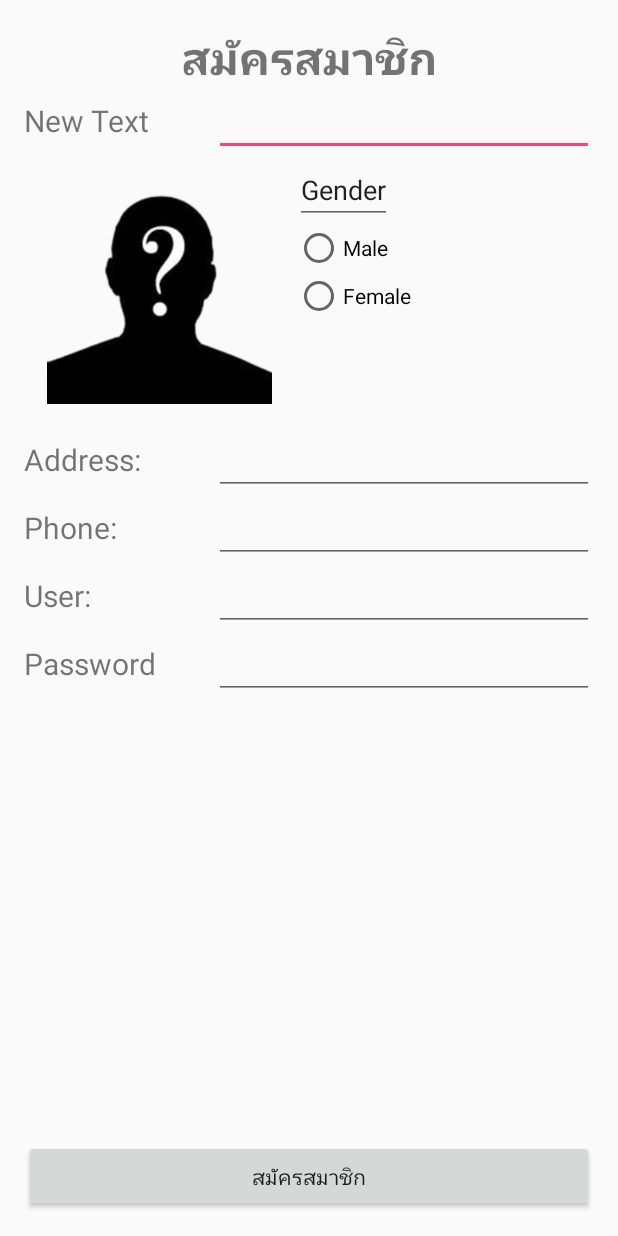
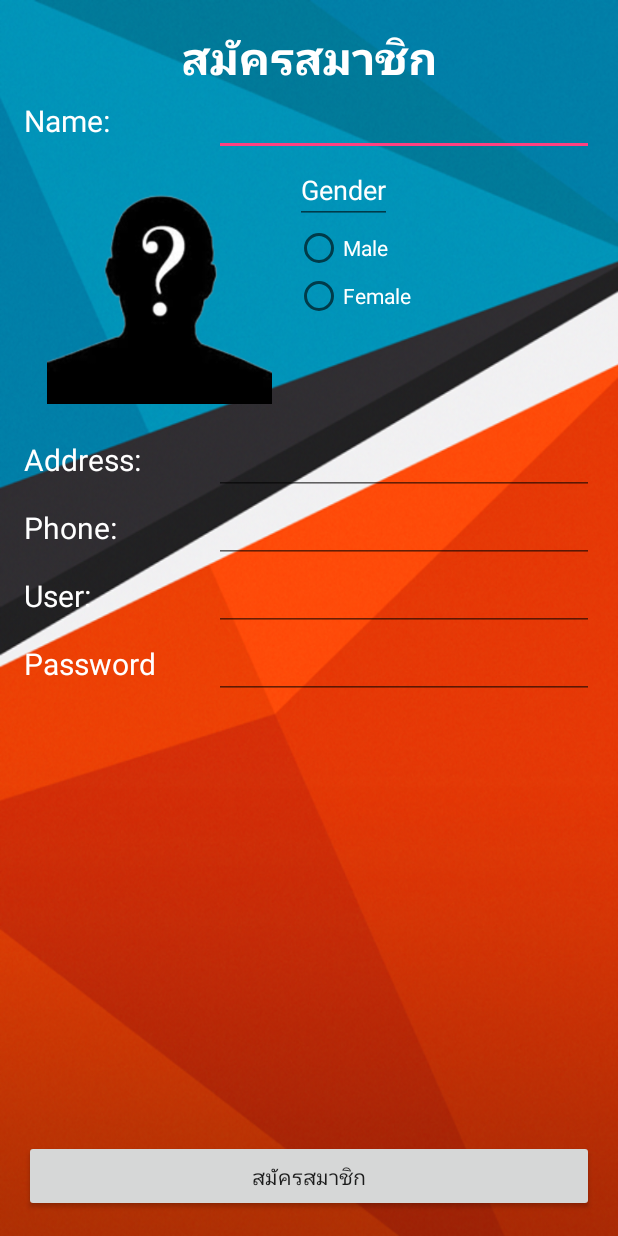
Before and after one commit to bankadulphat/SUT-Friend, an Android app: the SingUpActivity screen opened directly, with no data from a screen before it, on a phone screen of 412 x 824 dp. Run offline under Robolectric (Android 15) with nearby library versions, the phone set to English and light mode, and no system bars.

```diff
--- a/app/src/main/java/android/sut/androidtest/sutfriend/SingUpActivity.java
+++ b/app/src/main/java/android/sut/androidtest/sutfriend/SingUpActivity.java
@@ -1,13 +1,30 @@
 package android.sut.androidtest.sutfriend;
 
+import android.graphics.drawable.RippleDrawable;
 import android.support.v7.app.AppCompatActivity;
 import android.os.Bundle;
+import android.widget.EditText;
 
 public class SingUpActivity extends AppCompatActivity {
+
+    // explicit ประกาศตัวแปร
+    private EditText nameEditText, addressEditText, phoneEditText, userEditText, passwordEditText;
+    private String nameString, addressString, phoneString, userString, passwordString, genderString,
+    imageString;
+
 
     @Override
     protected void onCreate(Bundle savedInstanceState) {
         super.onCreate(savedInstanceState);
         setContentView(R.layout.activity_sing_up);
-    }
-}
+
+       //bind widget ผูกตัวแปร
+        nameEditText = (EditText) findViewById(R.id.editText );
+        addressEditText = (EditText) findViewById(R.id.editText3);
+        phoneEditText = (EditText) findViewById(R.id.editText4);
+        userEditText = (EditText) findViewById(R.id.editText5);
+        passwordEditText = (EditText) findViewById(R.id.editText6);
+
+    } //main method
+
+}// main class
--- a/app/src/main/res/layout/activity_sing_up.xml
+++ b/app/src/main/res/layout/activity_sing_up.xml
@@ -7,7 +7,8 @@
     android:paddingLeft="@dimen/activity_horizontal_margin"
     android:paddingRight="@dimen/activity_horizontal_margin"
     android:paddingTop="@dimen/activity_vertical_margin"
-    tools:context="android.sut.androidtest.sutfriend.SingUpActivity">
+    tools:context="android.sut.androidtest.sutfriend.SingUpActivity"
+    android:background="@drawable/wallpapers_a_02">
 
     <Button
         android:layout_width="match_parent"
@@ -29,7 +30,8 @@
             android:id="@+id/textView"
             android:textSize="@dimen/h1"
             android:textStyle="bold"
-            android:layout_gravity="center_horizontal" />
+            android:layout_gravity="center_horizontal"
+            android:textColor="@color/aText" />
 
         <LinearLayout
             android:orientation="horizontal"
@@ -39,16 +41,18 @@
             <TextView
                 android:layout_width="match_parent"
                 android:layout_height="wrap_content"
-                android:text="New Text"
+                android:text="Name:"
                 android:id="@+id/textView2"
                 android:textSize="@dimen/h2"
-                android:layout_weight="2" />
+                android:layout_weight="2"
+                android:textColor="@color/aText" />
 
             <EditText
                 android:layout_width="match_parent"
                 android:layout_height="wrap_content"
                 android:id="@+id/editText"
-                android:layout_weight="1" />
+                android:layout_weight="1"
+                android:textColor="@color/aText" />
 
         </LinearLayout>
 
@@ -73,7 +77,8 @@
                     android:layout_width="wrap_content"
                     android:layout_height="wrap_content"
                     android:id="@+id/editText2"
-                    android:text="Gender" />
+                    android:text="Gender"
+                    android:textColor="@color/aText" />
 
                 <RadioGroup
                     android:layout_width="wrap_content"
@@ -84,13 +89,15 @@
                         android:layout_width="wrap_content"
                         android:layout_height="wrap_content"
                         android:text="Male"
-                        android:id="@+id/radioButton" />
+                        android:id="@+id/radioButton"
+                        android:textColor="@color/aText" />
 
                     <RadioButton
                         android:layout_width="wrap_content"
                         android:layout_height="wrap_content"
                         android:text="Female"
-                        android:id="@+id/radioButton2" />
+                        android:id="@+id/radioButton2"
+                        android:textColor="@color/aText" />
                 </RadioGroup>
             </LinearLayout>
 
@@ -107,13 +114,15 @@
                 android:text="Address:"
                 android:id="@+id/textView3"
                 android:textSize="@dimen/h2"
-                android:layout_weight="2" />
+                android:layout_weight="2"
+                android:textColor="@color/aText" />
 
             <EditText
                 android:layout_width="match_parent"
                 android:layout_height="wrap_content"
                 android:id="@+id/editText3"
-                android:layout_weight="1" />
+                android:layout_weight="1"
+                android:textColor="@color/aText" />
         </LinearLayout>
 
         <LinearLayout
@@ -127,13 +136,15 @@
                 android:text="Phone:"
                 android:id="@+id/textView4"
                 android:textSize="@dimen/h2"
-                android:layout_weight="2" />
+                android:layout_weight="2"
+                android:textColor="@color/aText" />
 
             <EditText
                 android:layout_width="match_parent"
                 android:layout_height="wrap_content"
                 android:id="@+id/editText4"
-                android:layout_weight="1" />
+                android:layout_weight="1"
+                android:textColor="@color/aText" />
         </LinearLayout>
 
         <LinearLayout
@@ -147,13 +158,15 @@
                 android:text="User:"
                 android:id="@+id/textView5"
                 android:textSize="@dimen/h2"
-                android:layout_weight="2" />
+                android:layout_weight="2"
+                android:textColor="@color/aText" />
 
             <EditText
                 android:layout_width="match_parent"
                 android:layout_height="wrap_content"
                 android:id="@+id/editText5"
-                android:layout_weight="1" />
+                android:layout_weight="1"
+                android:textColor="@color/aText" />
         </LinearLayout>
 
         <LinearLayout
@@ -167,13 +180,15 @@
                 android:text="Password"
                 android:id="@+id/textView6"
                 android:textSize="@dimen/h2"
-                android:layout_weight="2" />
+                android:layout_weight="2"
+                android:textColor="@color/aText" />
 
             <EditText
                 android:layout_width="match_parent"
                 android:layout_height="wrap_content"
                 android:id="@+id/editText6"
-                android:layout_weight="1" />
+                android:layout_weight="1"
+                android:textColor="@color/aText" />
         </LinearLayout>
 
     </LinearLayout>
--- a/app/src/main/res/values/colors.xml
+++ b/app/src/main/res/values/colors.xml
@@ -1,5 +1,6 @@
 <?xml version="1.0" encoding="utf-8"?>
 <resources>
+    <color name="aText">#ffffff</color>
     <color name="colorPrimary">#3F51B5</color>
     <color name="colorPrimaryDark">#303F9F</color>
     <color name="colorAccent">#FF4081</color>
```
Also changed, not shown: app/src/main/res/drawable/wallpapers_a_02.png (added).
